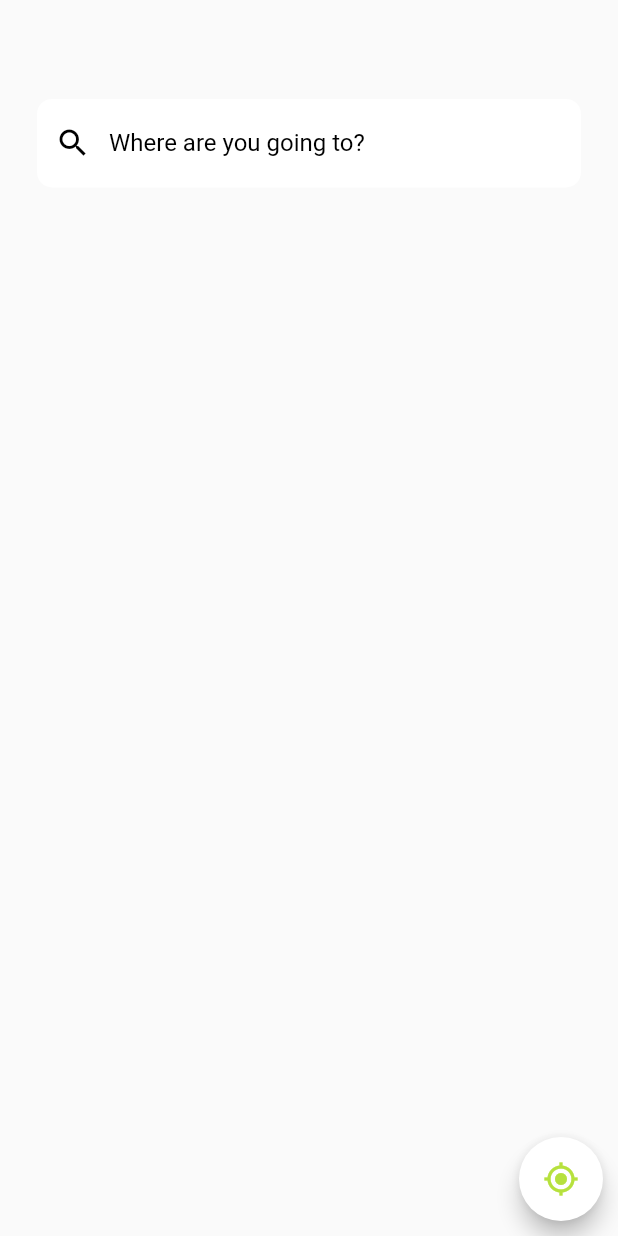
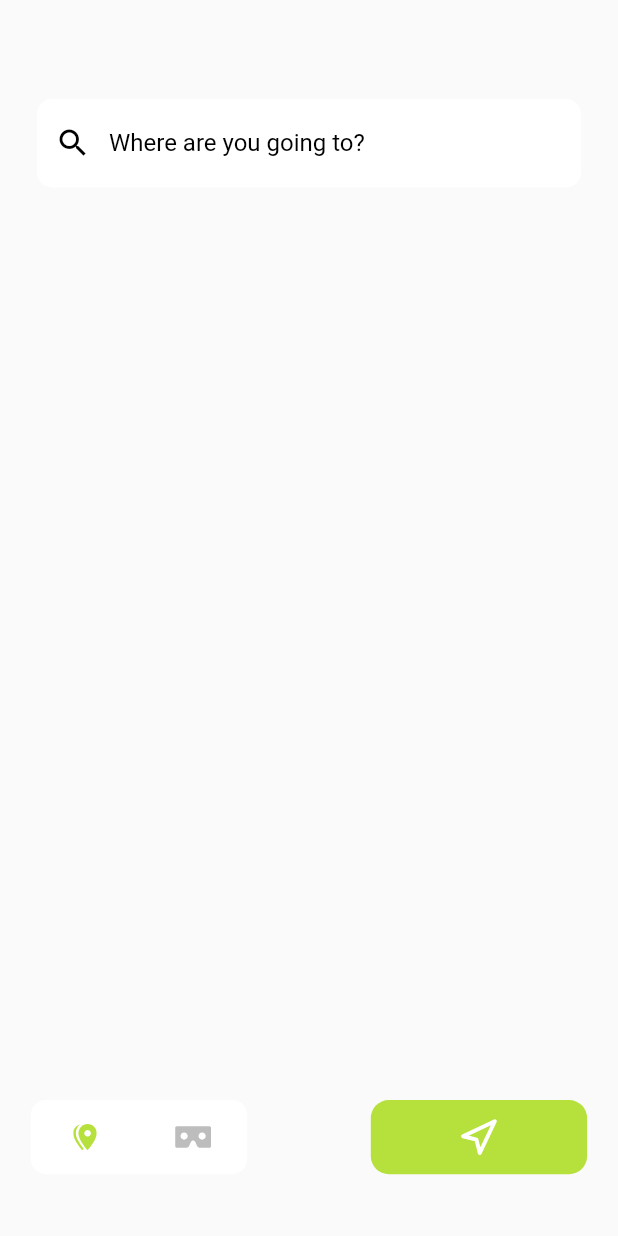
Before and after one commit to lem01/find_maps, a Flutter app: the screen it shows after launch, on a phone screen of 412 x 824 dp. Run offline on Flutter 3.47's test engine with Material 2 defaults, Android fonts, the phone set to English and light mode, and no system bars; our stand-ins replace flutter_svg, geocoding, geolocator, google_maps_flutter.

Commit message:
feat: Create navigation buttons and import assets

```diff
--- /dev/null
+++ b/lib/helper/constant.dart
@@ -0,0 +1 @@
+const imagePath = "assets/";
--- a/lib/main.dart
+++ b/lib/main.dart
@@ -1,3 +1,4 @@
+
 import 'package:find_maps/ui/home/home.dart';
 import 'package:find_maps/ui/home/home_provider.dart';
 import 'package:flutter/material.dart';
--- a/lib/ui/home/home.dart
+++ b/lib/ui/home/home.dart
@@ -1,9 +1,12 @@
 import 'dart:math';
 
+import 'package:find_maps/helper/constant.dart';
 import 'package:find_maps/helper/media_query_data_extensions.dart';
 import 'package:find_maps/ui/home/home_provider.dart';
 import 'package:flutter/cupertino.dart';
 import 'package:flutter/material.dart';
+import 'package:flutter/services.dart';
+import 'package:flutter_svg/flutter_svg.dart';
 import 'package:geocoding/geocoding.dart';
 import 'package:geolocator/geolocator.dart';
 import 'package:google_maps_flutter/google_maps_flutter.dart';
@@ -22,7 +25,7 @@ class _HomeState extends State<Home> {
 
   final TextEditingController _controllerSearchAddress =
       TextEditingController();
-  late GoogleMapController mapController;
+  // late GoogleMapController mapController;
   Set<Marker> _markers = <Marker>{};
   LatLng? latlong;
   late CameraPosition _cameraPosition;
@@ -32,13 +35,21 @@ class _HomeState extends State<Home> {
 
   Color primaryColor = const Color(0xffB6E13D);
   Color secoondaryColor = const Color(0xffFFFFFF);
+  late BitmapDescriptor markerIcon;
 
   @override
   void initState() {
+    setMarkerIcon();
     _cameraPosition = const CameraPosition(target: LatLng(0, 0), zoom: 10.0);
     getCurrentLocation();
 
     super.initState();
+  }
+
+  Future<void> setMarkerIcon() async {
+    final byteData = await rootBundle.load('assets/arrow_map.png');
+    final Uint8List bytes = byteData.buffer.asUint8List();
+    markerIcon = BitmapDescriptor.fromBytes(bytes);
   }
 
   Future getCurrentLocation() async {
@@ -69,6 +80,8 @@ class _HomeState extends State<Home> {
 
         _markers = <Marker>{
           Marker(
+            icon:
+                BitmapDescriptor.defaultMarkerWithHue(BitmapDescriptor.hueBlue),
             markerId: const MarkerId('Marker'),
             position: LatLng(latitude!, longitude!),
           )
@@ -94,6 +107,7 @@ class _HomeState extends State<Home> {
                       initialCameraPosition: _cameraPosition,
                       onMapCreated: (GoogleMapController controller) {
                         _controller = (controller);
+
                         _controller!.animateCamera(
                             CameraUpdate.newCameraPosition(_cameraPosition));
                       },
@@ -109,25 +123,82 @@ class _HomeState extends State<Home> {
                       },
                     )
                   : Container(),
-              Align(
-                alignment: Alignment.bottomRight,
-                child: Container(
-                  padding: const EdgeInsets.all(10.0),
-                  child: FloatingActionButton(
-                    backgroundColor: secoondaryColor,
-                    onPressed: () {
-                      getCurrentLocation();
-                    },
-                    child: Icon(
-                      Icons.my_location,
-                      color: primaryColor,
-                    ),
-                  ),
-                ),
-              ),
+              // Align(
+              //   alignment: Alignment.bottomRight,
+              //   child: Container(
+              //     padding: const EdgeInsets.all(10.0),
+              //     child: FloatingActionButton(
+              //       backgroundColor: secoondaryColor,
+              //       onPressed: () {
+              //         getCurrentLocation();
+              //       },
+              //       child: Icon(
+              //         Icons.my_location,
+              //         color: primaryColor,
+              //       ),
+              //     ),
+              //   ),
+              // ),
+
+              btnLeft(size),
+              btnRight(size),
               _searchBar(),
             ],
           ),
+        ),
+      ),
+    );
+  }
+
+  Positioned btnRight(MediaQueryData size) {
+    return Positioned(
+              bottom: size.hp(5),
+              right: size.wp(5),
+              child: SizedBox(
+                height: size.hp(6),
+                width: size.wp(35),
+                child: CupertinoButton(
+
+                  padding: EdgeInsets.zero,
+                  color: primaryColor,
+                  child: SvgPicture.asset(
+                    imagePath + "arrow_map.svg",
+                    fit: BoxFit.contain ,
+                    height: size.hp(3),
+                  ),
+                  onPressed: () {},
+                ),
+              ),
+            );
+  }
+
+  Positioned btnLeft(MediaQueryData size) {
+    return Positioned(
+      bottom: size.hp(5),
+      left: size.wp(5),
+      child: Container(
+        decoration: BoxDecoration(
+          color: Colors.white,
+          borderRadius: BorderRadius.circular(10),
+        ),
+        height: size.hp(6),
+        width: size.wp(35),
+        child: Row(
+          mainAxisAlignment: MainAxisAlignment.spaceAround,
+          children: [
+            Expanded(
+              child: CupertinoButton(
+                child: SvgPicture.asset(imagePath + 'location.svg'),
+                onPressed: () {},
+              ),
+            ),
+            Expanded(
+              child: CupertinoButton(
+                child: SvgPicture.asset(imagePath + '360_icon.svg'),
+                onPressed: () {},
+              ),
+            ),
+          ],
         ),
       ),
     );
@@ -193,10 +264,13 @@ class _HomeState extends State<Home> {
   Set<Marker> myMarker() {
     _markers.clear();
 
-    _markers.add(Marker(
-      markerId: MarkerId(Random().nextInt(10000).toString()),
-      position: LatLng(latlong!.latitude, latlong!.longitude),
-    ));
+    _markers = <Marker>{
+      Marker(
+        icon: BitmapDescriptor.defaultMarkerWithHue(BitmapDescriptor.hueBlue),
+        markerId: MarkerId(Random().nextInt(10000).toString()),
+        position: LatLng(latlong!.latitude, latlong!.longitude),
+      ),
+    };
 
     getLocation();
 
--- a/pubspec.yaml
+++ b/pubspec.yaml
@@ -39,6 +39,7 @@ dependencies:
   geocoding: ^2.1.0
   geolocator: ^9.0.2
   provider: ^6.0.5
+  flutter_svg: ^2.0.5
 
 dev_dependencies:
   flutter_test:
@@ -63,8 +64,8 @@ flutter:
   uses-material-design: true
 
   # To add assets to your application, add an assets section, like this:
-  # assets:
-  #   - images/a_dot_burr.jpeg
+  assets:
+    - assets/
   #   - images/a_dot_ham.jpeg
 
   # An image asset can refer to one or more resolution-specific "variants", see
```
Also changed, not shown: assets/360_icon.svg (added), assets/arrow_map.png (added), assets/arrow_map.svg (added), assets/close.svg (added), assets/direction_arrow.svg (added), assets/location.svg (added), assets/search.svg (added), pubspec.lock.
